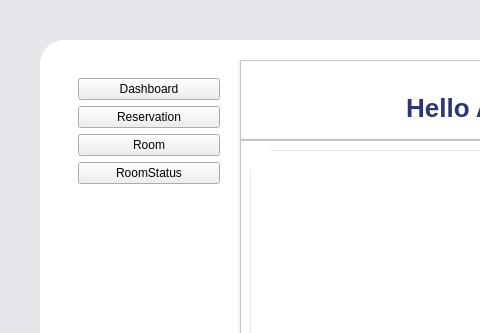
nguyenvuducduy97andrew-ai/OOP_HotelBookingManagementSystem, file src/views/mainwindow.ui: the form before one commit; both pictures show x 0 to 480 and y 0 to 333 of the 1180 by 700 pixel window.
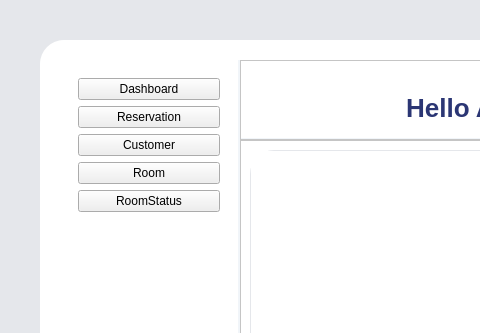
The form after the commit.

Commit message: Add CustomerPageWidget for customer management and update MainWindow layout

Patch:
```diff
--- a/src/views/mainwindow.ui
+++ b/src/views/mainwindow.ui
@@ -206,6 +206,16 @@
                </property>
               </widget>
              </item>
+             <item>
+              <widget class="QPushButton" name="btnCustomer">
+               <property name="text">
+                <string>Customer</string>
+               </property>
+               <property name="sidebarBtn" stdset="0">
+                <bool>true</bool>
+               </property>
+              </widget>
+             </item>
              <item>
               <widget class="QPushButton" name="btnRoom">
                <property name="text">
```
The commit also changes 4 other files.
